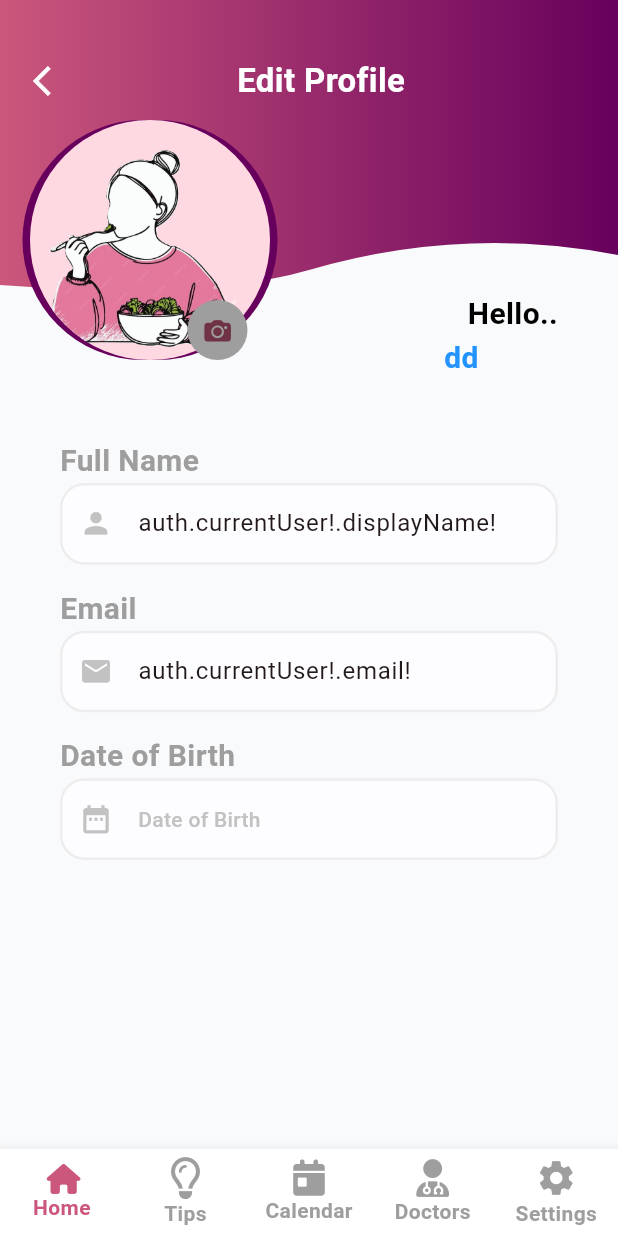
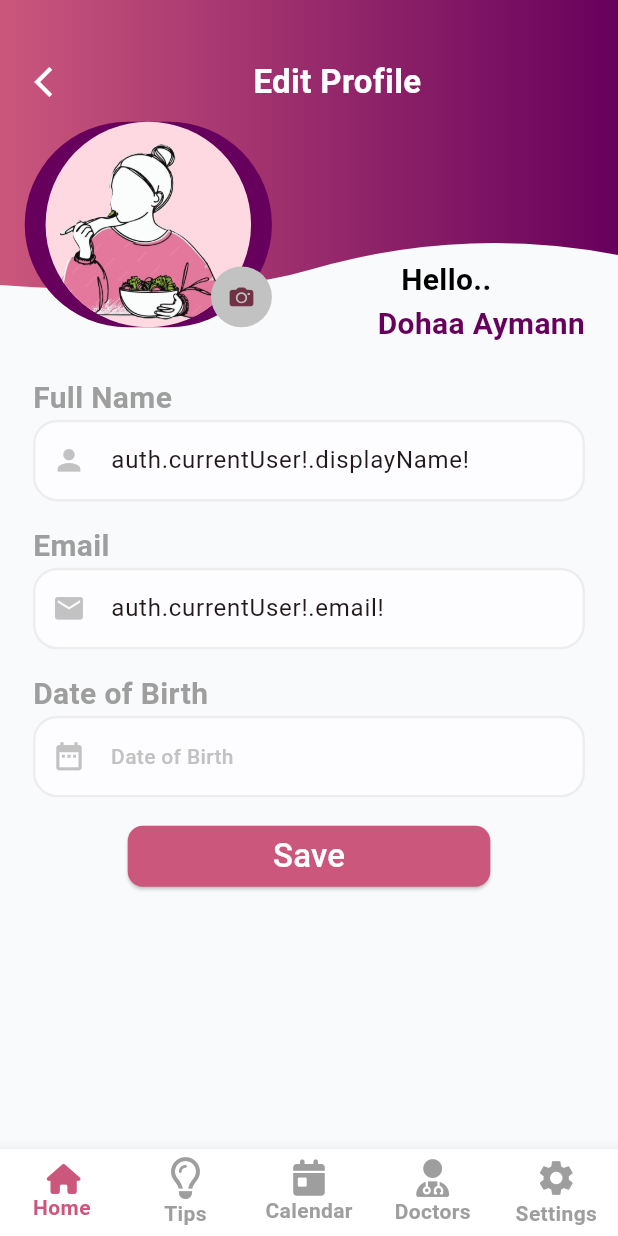
Before and after one commit to moaaz313/OvyCare, a Flutter app: the screen it shows after launch, swiped to page 5, on a phone screen of 412 x 824 dp. Run offline on Flutter 3.47's test engine with Material 3 defaults, Android fonts, the light colour scheme and no system bars; drawn by our look-alikes of full_screen_image, stylish_bottom_bar; our stand-ins replace device_preview, flutter_custom_clippers, flutter_screenutil, font_awesome_flutter, get, image_picker; missing offline and left inert: date_picker_textfield.

Commit message:
dohaa added editprofile

```diff
--- a/lib/Core/Widgets/Custom_Button.dart
+++ b/lib/Core/Widgets/Custom_Button.dart
@@ -7,6 +7,7 @@ class CustomButton extends StatelessWidget {
   final String name;
   final double? width;
   final double? height;
+  final double? FontSize;
   final void Function()? ontap;
   final Color? backgroundColor;
   const CustomButton(
@@ -15,6 +16,7 @@ class CustomButton extends StatelessWidget {
       required this.ontap,
       this.backgroundColor,
       this.width,
+      this.FontSize,
       this.height});
 
   @override
@@ -23,12 +25,12 @@ class CustomButton extends StatelessWidget {
         onPressed: ontap,
         child: Text(
           name,
-          style: TextStyle(fontSize: 14.spMin, color: Colors.white),
+          style: TextStyle(fontSize: FontSize?.spMin, color: Colors.white),
         ),
         style: ElevatedButton.styleFrom(
-          minimumSize: Size(64.w, 36.h),
+          minimumSize: Size(width??64.w,height?? 36.h),
           maximumSize: Size.infinite,
-          // fixedSize: Size(width??327.w,height??52.h),
+          // fixedSize: Size(width??64.w,height??36.h),
           // padding: EdgeInsets.symmetric(horizontal: 14.w, vertical: 12.h),
           backgroundColor: backgroundColor ?? ColorStyle.pink,
           shape: RoundedRectangleBorder(
--- a/lib/Presentation/Home_naivebar/Settings/SubPages/Edit_Profile/ui/EditProfileView.dart
+++ b/lib/Presentation/Home_naivebar/Settings/SubPages/Edit_Profile/ui/EditProfileView.dart
@@ -12,6 +12,7 @@ import 'package:flutter_screenutil/flutter_screenutil.dart';
 import 'package:full_screen_image/full_screen_image.dart';
 import 'package:get/get_utils/src/get_utils/get_utils.dart';
 import 'package:image_picker/image_picker.dart';
+import 'package:ovacare/Core/Widgets/Custom_Button.dart';
 import 'package:ovacare/Core/themes/Colors/ColorsStyle.dart';
 import 'package:path/path.dart';
 import 'package:provider/provider.dart';
@@ -177,10 +178,11 @@ List icons = [
                   bottom: MediaQuery.of(context).viewInsets.bottom + 5,
                 ),
                 child: Container(
-                  padding: const EdgeInsets.fromLTRB(20, 5, 20, 0),
-                  margin: const EdgeInsets.fromLTRB(20, 190, 20, 0),
+                  // padding:  EdgeInsets.fromLTRB(20.w, 5.h, 20.w,25.h),
+                  // margin:  EdgeInsets.fromLTRB(20.w, 140.h, 20.w, 0),
+                  margin:  EdgeInsets.fromLTRB(20.w, 170.h, 20.w, 0),
                   decoration: const BoxDecoration(
-                    color: Colors.transparent,
+                    // color: ColorStyle.lightgray,
                   ),
                   child: Form(
                     key: _formKey,
@@ -194,32 +196,32 @@ List icons = [
                               Text(
                                 "    Hello..",
                                 style: TextStyle(
-                                  fontSize: 20,
+                                  fontSize: 20.spMin,
                                   fontWeight: FontWeight.bold,
                                   color:  Colors.black,
                                 ),
                               ),
                               Text(
-                                " dd",
+                                " Dohaa Aymann",
                                 style: TextStyle(
-                                  fontSize: 20,
+                                  fontSize: 20.spMin,
                                   fontWeight: FontWeight.bold,
-                                  color:  Color(0xff2393FF)
+                                  color: ColorStyle.purplefav
                                 ),
                               ),
                             ],
                           ),
                         ),
-                        const SizedBox(height: 40),
+                         SizedBox(height:20.h),
                         for (int i = 0; i < fieldsName.length; i++)
                           Column(
                             crossAxisAlignment: CrossAxisAlignment.start,
                             children: [
                               Text(
                                 fieldsName[i],
-                                style: const TextStyle(
+                                style:  TextStyle(
                                   fontWeight: FontWeight.bold,
-                                  fontSize: 20,
+                                  fontSize: 20.spMin,
                                   color: Colors.grey,
                                 ),
                               ),
@@ -273,27 +275,31 @@ List icons = [
                               //     ),
                               //   ),
                               // ),
-                              const SizedBox(height: 15),
+                               SizedBox(height: 15.h),
+                            ],
+                          ),CustomButton(name: 'Save', ontap: (){},width: 220.w,height: 40.h,FontSize: 22,),
+                        SizedBox(height: 15.h),
                       ],
                     ),
-                      ],
-                    ),
+
                   ),
                 ),
               );
             },
           ),
           Container(
+            height: 135.h,
+            width: 150.w,
             decoration: BoxDecoration(
               color:ColorStyle.purplefav,
-              borderRadius: BorderRadius.circular(100),
+              borderRadius: BorderRadius.circular(100.r),
             ),
-            margin: const EdgeInsets.only(top: 80, left: 15),
+            margin:  EdgeInsets.only(top: 80.h, left: 15.w),
             child: Stack(
               alignment: Alignment.center,
               children: [
                 CircleAvatar(
-                  radius: 80,
+                radius:70.r,
                 backgroundImage:AssetImage('assets/food.png'),
                 // selectedImage == null?
                 //     NetworkImage('photo'),
@@ -304,8 +310,8 @@ List icons = [
                     transitionOnUserGestures: true,
                     tag: "s",
                     child: Container(
-                        width: 160,
-                        height: 160,
+                      // width: 160.w,
+                      // height: 160.h,
                       decoration: BoxDecoration(
                         shape: BoxShape.circle,
                         image: DecorationImage(
@@ -321,15 +327,16 @@ List icons = [
                 ),
               ),
                 Container(
-                  margin: const EdgeInsets.fromLTRB(110, 120, 20, 0),
+                  // margin:  EdgeInsets.fromLTRB(50.w, 50.h, 0, 0),
+                  alignment: Alignment.bottomRight,
                   child: CircleAvatar(
-                    backgroundColor: Colors.grey,
-                    radius: 20,
+                    backgroundColor: ColorStyle.gray,
+                    radius: 20.r,
                     child: IconButton(
                       onPressed: () {
                         _pickImageFromGallery();
                       },
-                      icon: const Icon(CupertinoIcons.camera_fill, size: 18),
+                      icon:  Icon(CupertinoIcons.camera_fill, size: 16.h),
                     ),
                   ),
                 ),
@@ -337,7 +344,8 @@ List icons = [
             ),
           ),
           Container(
-            margin: EdgeInsets.only(bottom: 60),
+            margin: EdgeInsets.only(bottom: 60.h),
+            // child: CustomButton(name: 'Save', ontap: (){}),
             // child: Align(
             //   alignment: Alignment.bottomCenter,
             //   child: !waitt
@@ -374,7 +382,7 @@ List icons = [
             // ),
           ),
           Container(
-            margin: const EdgeInsets.fromLTRB(10, 30, 10, 10),
+            margin:  EdgeInsets.fromLTRB(10.w, 30.h, 10.w, 10.h),
             child: Column(
               children: [
                 Row(
@@ -385,14 +393,14 @@ List icons = [
                       },
                       icon: const Icon(Icons.arrow_back_ios, color: Colors.white),
                     ),
-                    const SizedBox(width: 100),
-                    const Text(
+                     SizedBox(width: 100.w),
+                     Text(
                       "Edit Profile",
-                      style: TextStyle(fontSize: 22, fontWeight: FontWeight.bold, color: Colors.white),
+                      style: TextStyle(fontSize: 22.spMin, fontWeight: FontWeight.bold, color: Colors.white),
                     ),
                   ],
                 ),
-                const SizedBox(height: 30),
+                 SizedBox(height: 30.h),
               ],
             ),
           ),
```
Lines whose indentation alone changed are shown as unchanged.
